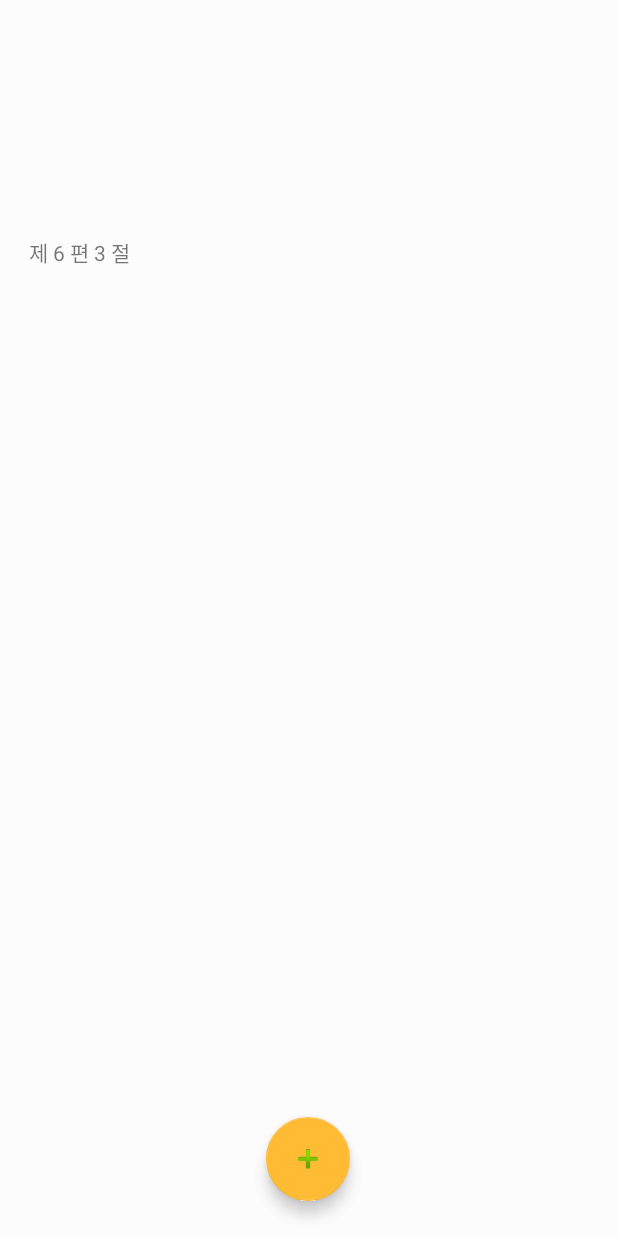
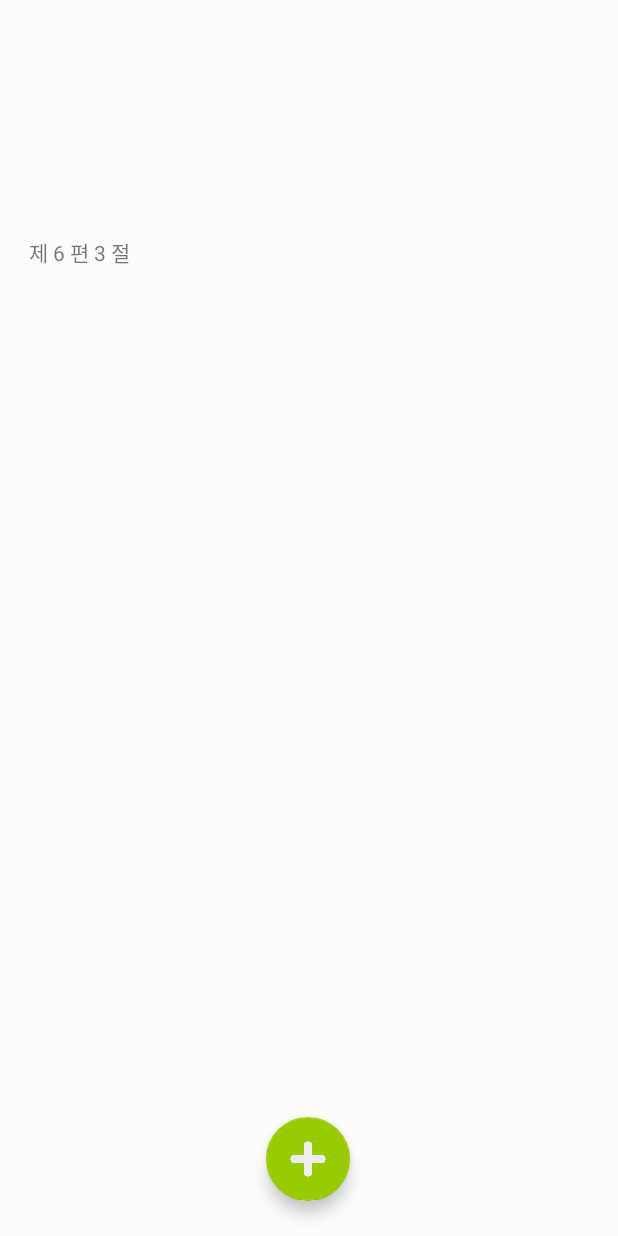
Before and after one commit to Kasania/TheArtOfWar, an Android app: the fragment StudyMenuFragment shown on its own in the app's theme, after a tap on an icon or button, on a phone screen of 412 x 824 dp. Run offline under Robolectric (Android 15) with nearby library versions, the phone set to English and light mode, and no system bars.

Commit message:
add toggle, linespacing, renewal structure

```diff
--- a/app/src/main/java/com/kasania/theartofwar/studyfragment/StudyMenuFragment.kt
+++ b/app/src/main/java/com/kasania/theartofwar/studyfragment/StudyMenuFragment.kt
@@ -15,10 +15,10 @@ import kotlinx.android.synthetic.main.fragment_study_menu.*
 import kotlinx.android.synthetic.main.fragment_study_menu.view.*
 import kotlinx.android.synthetic.main.fragment_study_phrase_interpret.*
 import kotlinx.android.synthetic.main.fragment_study_phrase_interpret.view.*
-import kotlinx.android.synthetic.main.fragment_study_phrase_main.view.*
 import android.graphics.Color.parseColor
 import android.R.attr.button
 import android.view.View.OnTouchListener
+import android.view.View.VISIBLE
 import android.view.animation.Animation
 import android.view.animation.AnimationUtils
 
@@ -29,13 +29,21 @@ class StudyMenuFragment: Fragment() {
     private var isFabOpen = false
     lateinit var fab_animation_open : Animation
     lateinit var fab_animation_close : Animation
+
     override fun onCreateView(inflater: LayoutInflater, container: ViewGroup?, savedInstanceState: Bundle?): View? {
+
         val view = inflater.inflate(R.layout.fragment_study_menu, container, false)
         fab_animation_open = AnimationUtils.loadAnimation(context!!,R.anim.fab_open)
         fab_animation_close = AnimationUtils.loadAnimation(context!!,R.anim.fab_close)
         tts = TTS()
         tts.initialize(context!!)
         setChapterTextView(view)
+
+        if(MainActivity.isCheckedBookMark(StudyMainFragment.currentChapter, StudyMainFragment.currentPhrase))
+            view.fa_fav.setImageResource(R.drawable.bmark_final_dark)
+        else
+            view.fa_fav.setImageResource(R.drawable.bmark_final_white)
+
 
         view.fa_main.setOnClickListener {
             fab_ani()
@@ -55,21 +63,27 @@ class StudyMenuFragment: Fragment() {
             updateStudyFragmentWithOffset(+1)
             setChapterTextView(view)
         }
+        view.fa_interpret.setOnClickListener {
+            fragmentManager?.beginTransaction()?.replace(R.id.contents_panel_study_phrase,StudyPhraseInterpretFragment())?.commit()
 
-        view.fa_interpret.setOnClickListener {
-            fragmentManager?.beginTransaction()?.replace(R.id.contents_panel_study_phrase,StudyPhraseInterpretFragment().addTTS(tts))?.commit()
+            view.fa_comment.isClickable = true
+            view.fa_interpret.isClickable = false
         }
 
         view.fa_comment.setOnClickListener {
-            fragmentManager?.beginTransaction()?.replace(R.id.contents_panel_study_phrase,StudyPhraseCommentFragment().addTTS(tts))?.commit()
+            fragmentManager?.beginTransaction()?.replace(R.id.contents_panel_study_phrase,StudyPhraseCommentFragment())?.commit()
+            view.fa_comment.isClickable = false
+            view.fa_interpret.isClickable = true
         }
 
         view.fa_fav.setOnClickListener {
             MainActivity.toggleBookMark(StudyMainFragment.currentChapter, StudyMainFragment.currentPhrase)
             if(MainActivity.isCheckedBookMark(StudyMainFragment.currentChapter, StudyMainFragment.currentPhrase)){
                 Toast.makeText(context,"즐겨찾기 설정", Toast.LENGTH_SHORT).show()
+                view.fa_fav.setImageResource(R.drawable.bmark_final_dark)
             }else{
                 Toast.makeText(context,"즐겨찾기 해제", Toast.LENGTH_SHORT).show()
+                view.fa_fav.setImageResource(R.drawable.bmark_final_white)
             }
         }
 
@@ -78,7 +92,6 @@ class StudyMenuFragment: Fragment() {
     }
 
     private fun updateStudyFragmentWithOffset(phraseOffset:Int){
-
         var phrase = StudyMainFragment.currentPhrase + phraseOffset
         var chapter = StudyMainFragment.currentChapter
 
@@ -105,7 +118,17 @@ class StudyMenuFragment: Fragment() {
             else -> 1
         }
 
+
         StudyMainFragment.changeStudyContents(fragmentManager, chapter, phrase, animationDir)
+
+        fa_comment.isClickable = true
+        fa_interpret.isClickable = false
+
+        if(MainActivity.isCheckedBookMark(chapter, phrase))
+            fa_fav.setImageResource(R.drawable.bmark_final_dark)
+        else
+            fa_fav.setImageResource(R.drawable.bmark_final_white)
+
     }
 
     private fun setChapterTextView(v:View){
@@ -120,6 +143,13 @@ class StudyMenuFragment: Fragment() {
     private fun fab_ani() {
         if(isFabOpen)
         {
+            fa_next.isClickable = false
+            fa_fav.isClickable = false
+            fa_prev.isClickable = false
+            fa_qmove.isClickable = false
+            fa_interpret.isClickable = false
+            fa_comment.isClickable = false
+
             fa_next.startAnimation(fab_animation_close)
             fa_fav.startAnimation(fab_animation_close)
             fa_prev.startAnimation(fab_animation_close)
@@ -130,6 +160,13 @@ class StudyMenuFragment: Fragment() {
         }
         else
         {
+            fa_next.isClickable = true
+            fa_fav.isClickable = true
+            fa_prev.isClickable = true
+            fa_qmove.isClickable = true
+            fa_interpret.isClickable = true
+            fa_comment.isClickable = true
+
             fa_next.startAnimation(fab_animation_open)
             fa_fav.startAnimation(fab_animation_open)
             fa_prev.startAnimation(fab_animation_open)
--- a/app/src/main/res/layout/fragment_study_menu.xml
+++ b/app/src/main/res/layout/fragment_study_menu.xml
@@ -12,7 +12,8 @@
             android:layout_height="match_parent" android:id="@+id/contents_panel_study_phrase"
             app:layout_constraintStart_toStartOf="parent" app:layout_constraintTop_toTopOf="parent"
             app:layout_constraintEnd_toEndOf="parent" app:layout_constraintBottom_toBottomOf="parent"
-            app:layout_constraintHorizontal_bias="1.0" app:layout_constraintVertical_bias="0.0">
+            app:layout_constraintHorizontal_bias="1.0" app:layout_constraintVertical_bias="0.0"
+            >
         <android.support.design.widget.FloatingActionButton
                 android:layout_width="wrap_content"
                 android:layout_height="wrap_content"
@@ -23,7 +24,7 @@
                 app:layout_constraintBottom_toBottomOf="@+id/guideline37"
                 app:layout_constraintStart_toStartOf="@id/guideline30"
                 app:layout_constraintEnd_toEndOf="@id/guideline31"
-                app:backgroundTint="@android:color/holo_orange_light" android:src="@android:drawable/ic_input_add"
+                app:backgroundTint="@android:color/holo_green_light" android:src="@drawable/plus"
         />
         <android.support.design.widget.FloatingActionButton
                 android:layout_width="wrap_content"
@@ -35,7 +36,7 @@
                 app:layout_constraintTop_toTopOf="@+id/guideline28"
                 app:layout_constraintBottom_toBottomOf="@+id/guideline37"
                 app:layout_constraintStart_toStartOf="@id/guideline32"
-                android:src="@drawable/btn_study_phrase_next" app:backgroundTint="@android:color/holo_orange_light"/>
+                android:src="@drawable/btn_study_phrase_next" app:backgroundTint="@android:color/holo_green_light"/>
         <android.support.design.widget.FloatingActionButton
                 android:layout_width="wrap_content"
                 android:layout_height="wrap_content"
@@ -45,17 +46,17 @@
                 app:layout_constraintBottom_toBottomOf="@+id/guideline37"
                 android:visibility="invisible"
                 app:layout_constraintEnd_toEndOf="@id/guideline39"
-                android:src="@drawable/btn_study_phrase_prev" app:backgroundTint="@android:color/holo_orange_light"/>
+                android:src="@drawable/btn_study_phrase_prev" app:backgroundTint="@android:color/holo_green_light"/>
         <android.support.design.widget.FloatingActionButton
                 android:layout_width="wrap_content"
                 android:layout_height="wrap_content"
                 android:clickable="true" app:srcCompat="@color/Background"
                 android:id="@+id/fa_fav"
-                android:visibility="invisible" android:src="@drawable/btn_fav_select"
+                android:visibility="invisible" android:src="@drawable/bmark_final_white"
                 app:layout_constraintTop_toTopOf="@+id/guideline41"
                 app:layout_constraintBottom_toBottomOf="@+id/guideline40"
                 app:layout_constraintEnd_toEndOf="@id/guideline39"
-                app:backgroundTint="@android:color/holo_orange_light"/>
+                app:backgroundTint="@android:color/holo_green_light"/>
         <android.support.design.widget.FloatingActionButton
                 android:layout_width="wrap_content"
                 android:layout_height="wrap_content"
@@ -65,28 +66,30 @@
                 app:layout_constraintTop_toTopOf="@+id/guideline41"
                 app:layout_constraintBottom_toBottomOf="@+id/guideline40"
                 app:layout_constraintStart_toStartOf="@id/guideline32"
-                app:backgroundTint="@android:color/holo_orange_light" android:src="@android:drawable/ic_menu_compass"/>
+                app:backgroundTint="@android:color/holo_green_light" android:src="@android:drawable/ic_menu_compass"/>
         <android.support.design.widget.FloatingActionButton
                 android:layout_width="wrap_content"
                 android:layout_height="wrap_content"
                 android:clickable="true" app:srcCompat="@color/Background"
                 android:id="@+id/fa_interpret"
                 android:visibility="invisible"
-                app:layout_constraintTop_toTopOf="@+id/guideline44"
-                app:layout_constraintBottom_toBottomOf="@+id/guideline42"
-                app:layout_constraintEnd_toEndOf="@id/guideline39" app:backgroundTint="@android:color/holo_orange_light"
-                android:src="@drawable/review_btn_white"/>
+                app:layout_constraintTop_toTopOf="@+id/guideline41"
+                app:layout_constraintBottom_toBottomOf="@+id/guideline40"
+                app:layout_constraintStart_toStartOf="@id/guideline30"
+                app:layout_constraintEnd_toEndOf="@id/guideline31" app:backgroundTint="@android:color/holo_green_light"
+                android:src="@drawable/review"/>
         <android.support.design.widget.FloatingActionButton
                 android:layout_width="wrap_content"
                 android:layout_height="wrap_content"
                 android:clickable="true" app:srcCompat="@color/Background"
                 android:id="@+id/fa_comment"
                 android:visibility="invisible"
-                app:layout_constraintTop_toTopOf="@+id/guideline44"
-                app:layout_constraintBottom_toBottomOf="@+id/guideline42"
-                app:layout_constraintStart_toStartOf="@id/guideline32"
-                app:backgroundTint="@android:color/holo_orange_light"
-                android:src="@drawable/review_btn_black"/>
+                app:layout_constraintTop_toTopOf="@+id/guideline41"
+                app:layout_constraintBottom_toBottomOf="@+id/guideline40"
+                app:layout_constraintStart_toStartOf="@id/guideline30"
+                app:layout_constraintEnd_toEndOf="@id/guideline31"
+                app:backgroundTint="@android:color/holo_green_light"
+                android:src="@drawable/review"/>
         <TextView
                 android:text="TextView"
                 android:layout_width="wrap_content"
--- a/app/src/main/res/layout/fragment_study_phrase_interpret.xml
+++ b/app/src/main/res/layout/fragment_study_phrase_interpret.xml
@@ -5,8 +5,7 @@
                                              xmlns:tools="http://schemas.android.com/tools"
                                              android:layout_width="match_parent"
                                              android:layout_height="match_parent"
-                                             android:background="@color/Background"
->
+                                             android:background="@color/Background">
 
     <android.support.constraint.ConstraintLayout
             android:layout_width="match_parent"
```
Also changed, not shown: app/src/main/java/com/kasania/theartofwar/studyfragment/StudyMainFragment.kt (+4 -33 lines), app/src/main/java/com/kasania/theartofwar/studyfragment/StudyPhraseCommentFragment.kt (+6 -3 lines), app/src/main/java/com/kasania/theartofwar/studyfragment/StudyPhraseInterpretFragment.kt (+7 -5 lines), app/src/main/java/com/kasania/theartofwar/studyfragment/StudyPhraseMainFragment.kt (deleted, +0 -43 lines), app/src/main/res/layout/fragment_study_phrase_main.xml (deleted, +0 -16 lines), app/src/main/res/drawable/bmark_final_dark.png (added), app/src/main/res/drawable/bmark_final_white.png (added), app/src/main/res/drawable/plus.png (added), app/src/main/res/drawable/review.png (added).
